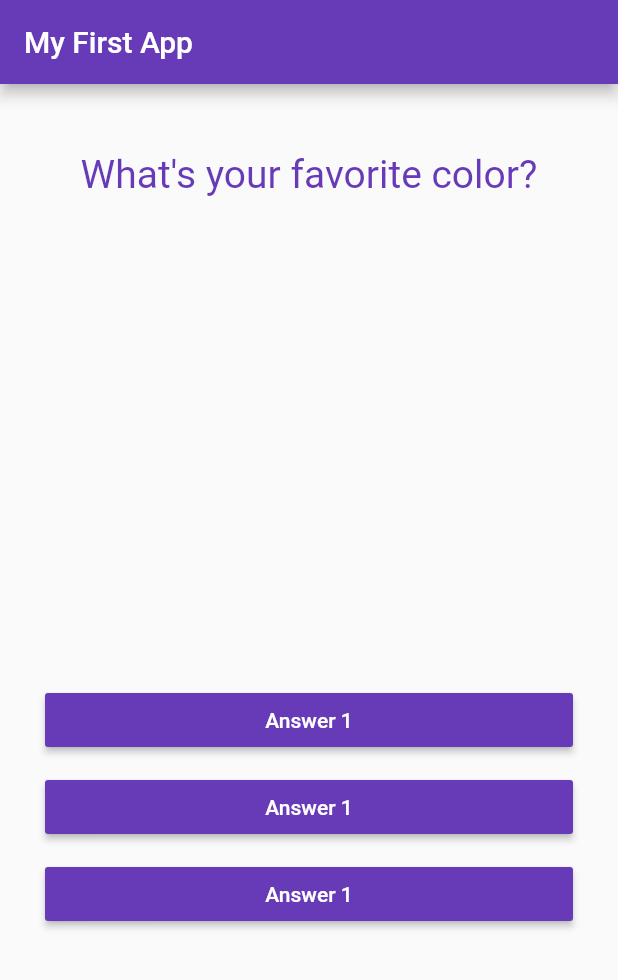
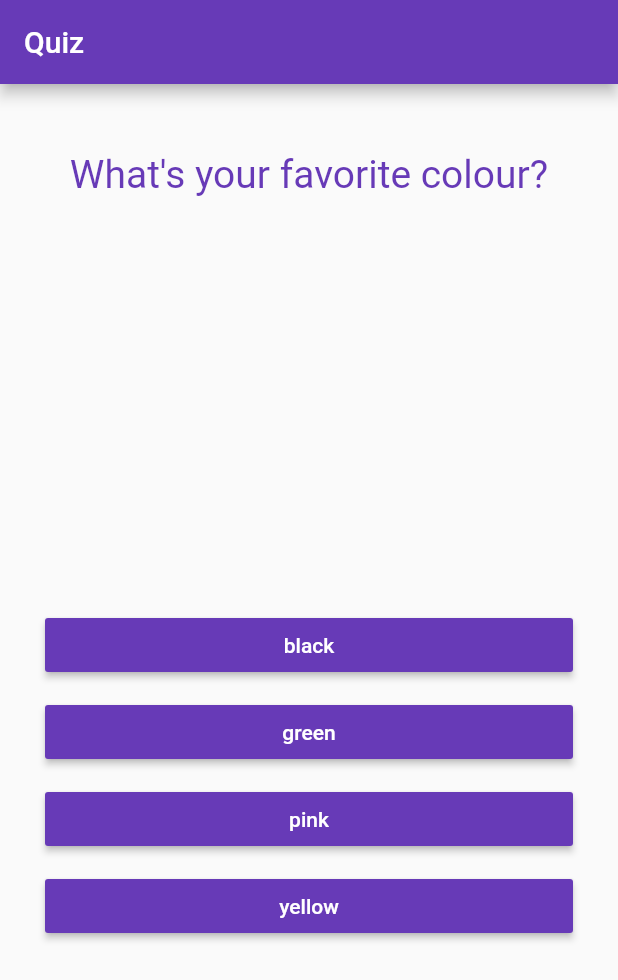
Before and after one commit to Jamiemufu/flutter_basic_quiz, a Flutter app: the screen it shows after launch, on a phone screen of 412 x 824 dp. Shown: the top 980 px of the screen. Run offline on Flutter 3.47's test engine with Material 2 defaults, Android fonts, the phone set to English and light mode, and no system bars.

Commit message:
Added map to answer

```diff
--- a/lib/answer.dart
+++ b/lib/answer.dart
@@ -2,8 +2,9 @@ import 'package:flutter/material.dart';
 
 class Answer extends StatelessWidget {
   final Function selectHandler;
+  final String answerText;
 
-  Answer(this.selectHandler);
+  Answer(this.selectHandler, this.answerText);
 
   @override
   Widget build(BuildContext context) {
@@ -13,10 +14,11 @@ class Answer extends StatelessWidget {
       child: RaisedButton(
         color: Colors.deepPurple,
         child: Text(
-            'Answer 1',
+          answerText,
           style: TextStyle(color: Colors.white),
         ),
         onPressed: selectHandler,
-        ));
+      )
+    );
   }
 }
--- a/lib/main.dart
+++ b/lib/main.dart
@@ -30,24 +30,35 @@ class _MyAppState extends State<MyApp> {
   @override
   Widget build(BuildContext context) {
     var questions = [
-      'What\'s your favorite color?',
-      'What\'s your favorite animal?',
+      {
+        'questionText': "What's your favorite colour?",
+        'answers': ['black', 'green', 'pink', 'yellow'],
+      },
+      {
+        'questionText': "What's your favorite animal?",
+        'answers': ['cat', 'dog', 'frog', 'rabbit'],
+      },
+      {
+        'questionText': "What's your favorite colour?",
+        'answers': ['black', 'green', 'pink', 'yellow'],
+      },
     ];
 
     return MaterialApp(
       home: Scaffold(
         appBar: AppBar(
-          title: Text('My First App'),
+          title: Text('Quiz'),
           backgroundColor: Colors.deepPurple,
         ),
         body: Column(
           children: [
             Question(
-              questions[_questionIndex],
+              questions[_questionIndex]['questionText'],
             ),
-            Answer(_answerQuestion),
-            Answer(_answerQuestion),
-            Answer(_answerQuestion),
+            ...(questions[_questionIndex]['answers'] as List<String>)
+                .map((answer) {
+              return Answer(_answerQuestion, answer);
+            }).toList()
           ],
         ),
       ),
--- a/lib/question.dart
+++ b/lib/question.dart
@@ -10,7 +10,7 @@ class Question extends StatelessWidget {
     return Container(
       width: double.infinity,
       margin: EdgeInsets.all(20),
-      padding: EdgeInsets.only(bottom: 300, top: 25),
+      padding: EdgeInsets.only(bottom: 250, top: 25),
       child: Text(
         questionText,
         style: TextStyle(
```
Lines whose indentation alone changed are shown as unchanged.
